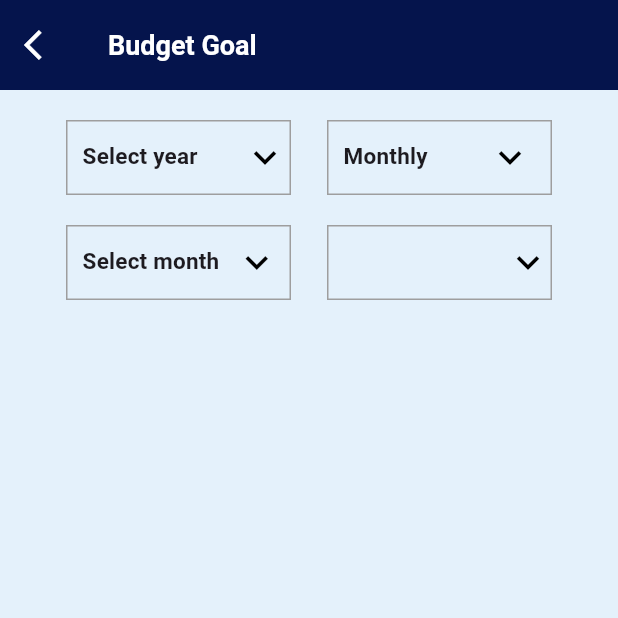
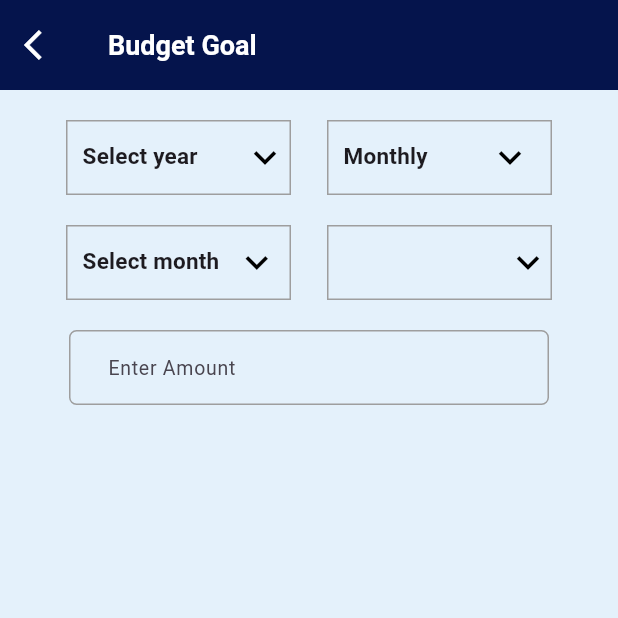
Before and after one commit to AthiraaAthi/project_way, a Flutter app: the BudgetGoal2 screen opened directly, on a phone screen of 412 x 824 dp, the top half of it. Run offline on Flutter 3.47's test engine with Material 3 defaults, Android fonts, the phone set to English and light mode, and no system bars; our stand-ins replace carousel_slider, easy_localization, fl_chart, flutter_toggle_tab, pinput, sqflite and 2 more; accounts and stored records are empty.

Commit message:
added amount textfield

```diff
--- a/lib/view/budget_goal/budget_goal2.dart
+++ b/lib/view/budget_goal/budget_goal2.dart
@@ -367,6 +367,26 @@ class _BudgetGoal2State extends State<BudgetGoal2> {
                   ),
                 ),
               ],
+              const SizedBox(
+                height: 20,
+              ),
+              Container(
+                height: 50,
+                width: 320,
+                decoration: BoxDecoration(
+                    border: Border.all(color: Colors.grey),
+                    borderRadius: BorderRadius.circular(5)),
+                child: TextField(
+                  keyboardType: TextInputType.number,
+                  controller: amountController,
+                  decoration: InputDecoration(
+                      border: InputBorder.none,
+                      hintText: "budget_goal_screen.hints.enterAmount".tr(),
+                      hintStyle: const TextStyle(fontSize: 13),
+                      contentPadding: const EdgeInsets.symmetric(
+                          vertical: 10, horizontal: 25)),
+                ),
+              ),
             ],
           ),
         ),
```
